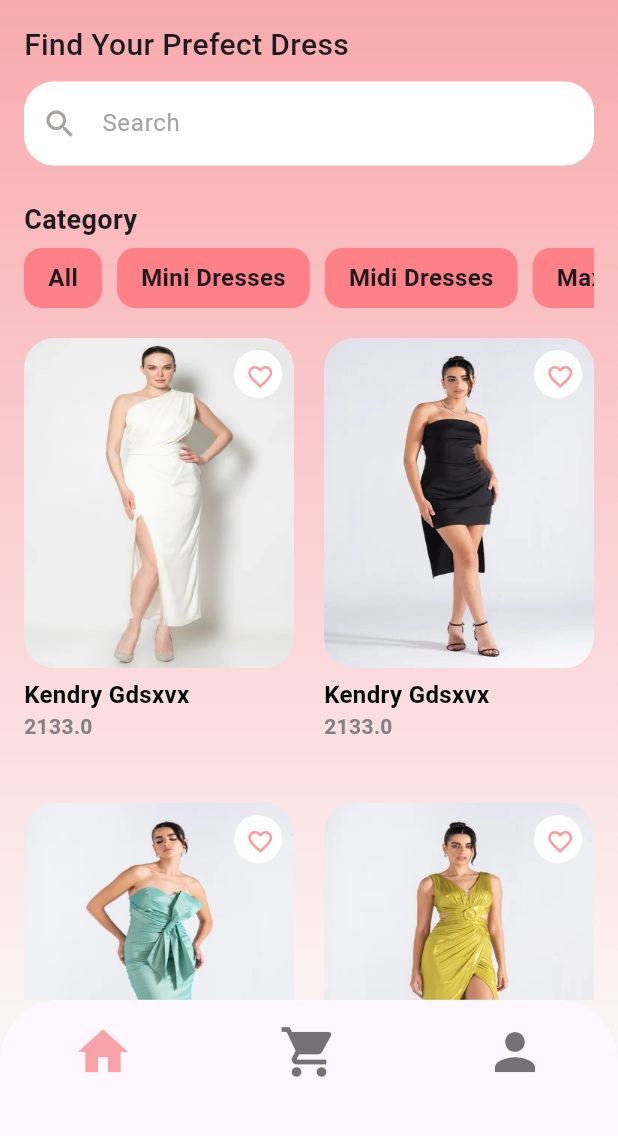
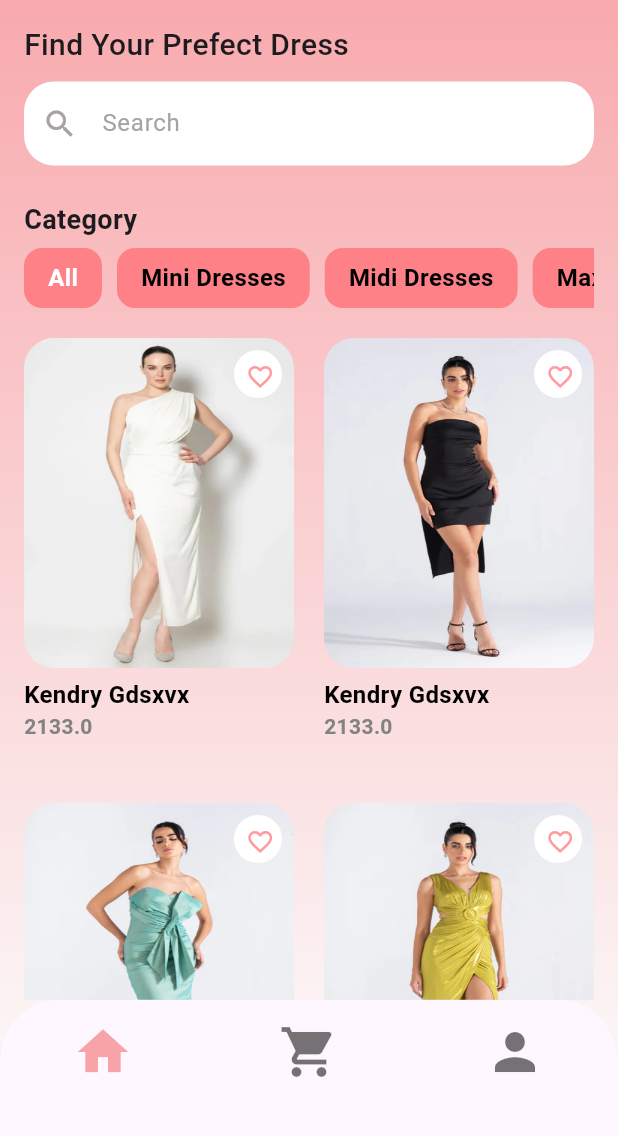
Before and after one commit to MarianAdly21/Dress-Store, a Flutter app: the screen it shows after launch, on a phone screen of 412 x 824 dp, the part 100-1236 px from its top. Run offline on Flutter 3.47's test engine with Material 3 defaults, Android fonts, the phone set to English and light mode, and no system bars; our stand-ins replace bloc, flutter_bloc; project files that could hold a hidden picture were left out.

Commit message:
modify the code

```diff
--- a/lib/features/Home/bloc/home_screen_bloc.dart
+++ b/lib/features/Home/bloc/home_screen_bloc.dart
@@ -14,7 +14,7 @@ class HomeScreenBloc extends Bloc<HomeScreenEvent, HomeScreenState> {
   HomeScreenBloc() : super(HomeScreenInitial()) {
     on<OpenHomeScreenEvent>(_loadedHomeScreenData);
     on<AddToFavoriteEvent>(_convertItemToFavorite);
-    on<OPenProductScreenEvent>(_OpenProductScreen);
+    on<OPenProductScreenEvent>(_openProductScreen);
     on<OpenCartScreenEvent>(_openCartScreen);
   }
 
@@ -24,7 +24,7 @@ class HomeScreenBloc extends Bloc<HomeScreenEvent, HomeScreenState> {
     log("push to cart screen succussfly");
   }
 
-  FutureOr<void> _OpenProductScreen(
+  FutureOr<void> _openProductScreen(
       OPenProductScreenEvent event, Emitter<HomeScreenState> emit) {
     emit(OpenProductScreenState(itemId: event.itemId));
     log("the item id is ${event.itemId}");
--- a/lib/features/Home/screens/home_screen.dart
+++ b/lib/features/Home/screens/home_screen.dart
@@ -50,7 +50,7 @@ class _HomeScreenState extends State<HomeScreenWithBloc> {
         }
         if (state is OpenCartScreenState) {
           Navigator.of(context).push(MaterialPageRoute(builder: (context) {
-            return CartScreen();
+            return const CartScreen();
           }));
         }
         if (state is OpenProductScreenState) {
@@ -74,7 +74,7 @@ class _HomeScreenState extends State<HomeScreenWithBloc> {
     return ClipRRect(
       borderRadius: const BorderRadius.only(
           topLeft: Radius.circular(40), topRight: Radius.circular(40)),
-      child: BottomNavigationBar(fixedColor: Color(0xffF8A3A7), items: [
+      child: BottomNavigationBar(fixedColor: const Color(0xffF8A3A7), items: [
         BottomNavigationBarItem(
           label: "",
           icon: IconButton(
@@ -115,7 +115,6 @@ class _HomeScreenState extends State<HomeScreenWithBloc> {
           child: Padding(
         padding: const EdgeInsets.only(top: 16, left: 16, right: 16),
         child: Column(
-          // crossAxisAlignment: CrossAxisAlignment.start,
           children: [
             _homeHeaderWidget(),
             _homeBodyWidget(),
@@ -142,7 +141,7 @@ class _HomeScreenState extends State<HomeScreenWithBloc> {
                 ),
               ),
             ),
-            ProfileCustomWidget(),
+            const ProfileCustomWidget(),
           ],
         ),
         Padding(
@@ -219,11 +218,10 @@ class _HomeScreenState extends State<HomeScreenWithBloc> {
               ),
               ProductsSliverGridListWidget(
                   onTap: (itemId) {
-                    currentBloc.add(OPenProductScreenEvent(itemId: itemId));
+                    _oPenProductScreenEvent(itemId);
                   },
                   onFavPressed: (indexOfItem, itemModel) {
-                    currentBloc.add(AddToFavoriteEvent(
-                        index: indexOfItem, item: itemModel));
+                    _addToFavoriteEvent(indexOfItem, itemModel);
                   },
                   isFavorite: isFavorite,
                   items: items),
@@ -243,4 +241,12 @@ class _HomeScreenState extends State<HomeScreenWithBloc> {
   void _openHomeScreenEvent() {
     currentBloc.add(OpenHomeScreenEvent());
   }
+
+  void _addToFavoriteEvent(int indexOfItem, ItemModel itemModel) {
+    currentBloc.add(AddToFavoriteEvent(index: indexOfItem, item: itemModel));
+  }
+
+  void _oPenProductScreenEvent(int itemId) {
+    currentBloc.add(OPenProductScreenEvent(itemId: itemId));
+  }
 }
--- a/lib/features/Home/widgets/category_list.dart
+++ b/lib/features/Home/widgets/category_list.dart
@@ -40,13 +40,17 @@ class _CategoryCustomWidget extends StatelessWidget {
       child: Container(
         margin: const EdgeInsets.only(right: 10),
         decoration: BoxDecoration(
-            borderRadius: BorderRadius.circular(12), color: Color(0xffFD8186)),
+            borderRadius: BorderRadius.circular(12),
+            color: const Color(0xffFD8186)),
         child: Center(
             child: Padding(
           padding: const EdgeInsets.symmetric(vertical: 8, horizontal: 16),
           child: Text(
             categoryModel.categoryName,
-            style: const TextStyle(
+            style: TextStyle(
+              color: categoryModel.categoryName == "All"
+                  ? Colors.white
+                  : Colors.black,
               fontSize: 16,
               fontWeight: FontWeight.bold,
             ),
--- a/lib/features/cart/bloc/cart_screen_event.dart
+++ b/lib/features/cart/bloc/cart_screen_event.dart
@@ -7,8 +7,9 @@ class LoadedItemsToCartEvent extends CartScreenEvent {}
 
 class DeleteItemEvent extends CartScreenEvent {
   final int itemId;
+  final int itemIndex;
 
-  DeleteItemEvent({required this.itemId});
+  DeleteItemEvent({required this.itemIndex,required this.itemId});
 }
 
 class IncreaseItemEvent extends CartScreenEvent {
--- a/lib/features/product/bloc/product_screen_state.dart
+++ b/lib/features/product/bloc/product_screen_state.dart
@@ -33,9 +33,9 @@ class ChoiceSizeState extends ProductScreenState {
 
 class AddToCartState extends ProductScreenState {
   final bool isAddedItem;
-  final bool isAlreadyExiste;
 
-  AddToCartState( {required this.isAlreadyExiste, required this.isAddedItem});
+
+  AddToCartState( { required this.isAddedItem});
 }
 
 class ConvetToFavoritetState extends ProductScreenState {
--- a/lib/main.dart
+++ b/lib/main.dart
@@ -1,4 +1,3 @@
-import 'package:dress_store/features/Home/screens/home_screen.dart';
 import 'package:dress_store/splash_screen.dart';
 import 'package:flutter/material.dart';
 
@@ -12,9 +11,8 @@ class DressStore extends StatelessWidget {
   @override
   Widget build(BuildContext context) {
     return const MaterialApp(
-
       debugShowCheckedModeBanner: false,
-      home:HomeScreen(),
+      home:SplashScreen(),
     );
   }
 }
```
Also changed, not shown: lib/features/cart/screen/cart_screen.dart (+13 -12 lines), lib/features/product/bloc/product_screen_bloc.dart (+14 -21 lines), lib/features/product/screen/product_screen.dart (+0 -12 lines), lib/splash_screen.dart (+21 -1 lines).
